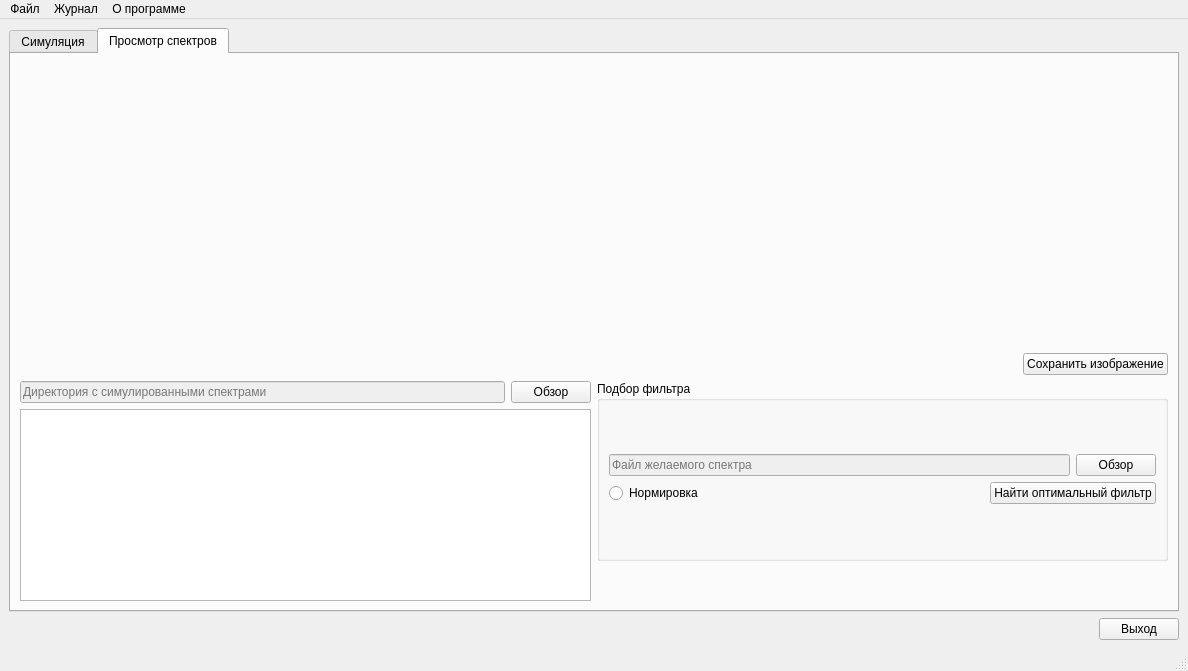
The window that mainwindow.ui (lsp10x150/XrayFiltUI) describes before a commit, drawn with Qt 5.
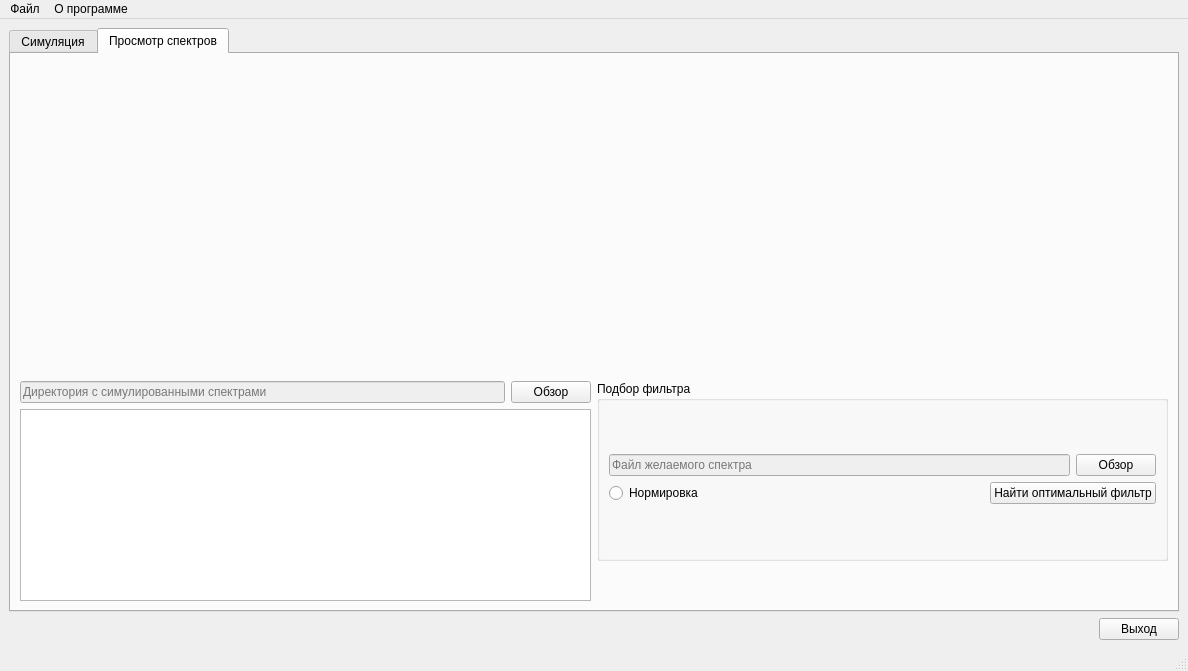
The same window after the commit. The open tabs and pages were chosen to show the change. Custom widgets are drawn as their Qt base class.

Diff of the .ui file:
```diff
--- a/mainwindow.ui
+++ b/mainwindow.ui
@@ -686,19 +686,6 @@
             </property>
            </spacer>
           </item>
-          <item>
-           <widget class="QPushButton" name="saveImagePushButton">
-            <property name="sizePolicy">
-             <sizepolicy hsizetype="Minimum" vsizetype="Fixed">
-              <horstretch>0</horstretch>
-              <verstretch>1</verstretch>
-             </sizepolicy>
-            </property>
-            <property name="text">
-             <string>Сохранить изображение</string>
-            </property>
-           </widget>
-          </item>
          </layout>
         </item>
         <item>
@@ -908,13 +895,7 @@
     <addaction name="separator"/>
     <addaction name="infoAction"/>
    </widget>
-   <widget class="QMenu" name="menu_3">
-    <property name="title">
-     <string>Журнал</string>
-    </property>
-   </widget>
    <addaction name="menu"/>
-   <addaction name="menu_3"/>
    <addaction name="menu_2"/>
   </widget>
   <widget class="QStatusBar" name="statusbar"/>
```
Left out of the diff: 4 changed lines with no effect on the pictures.
